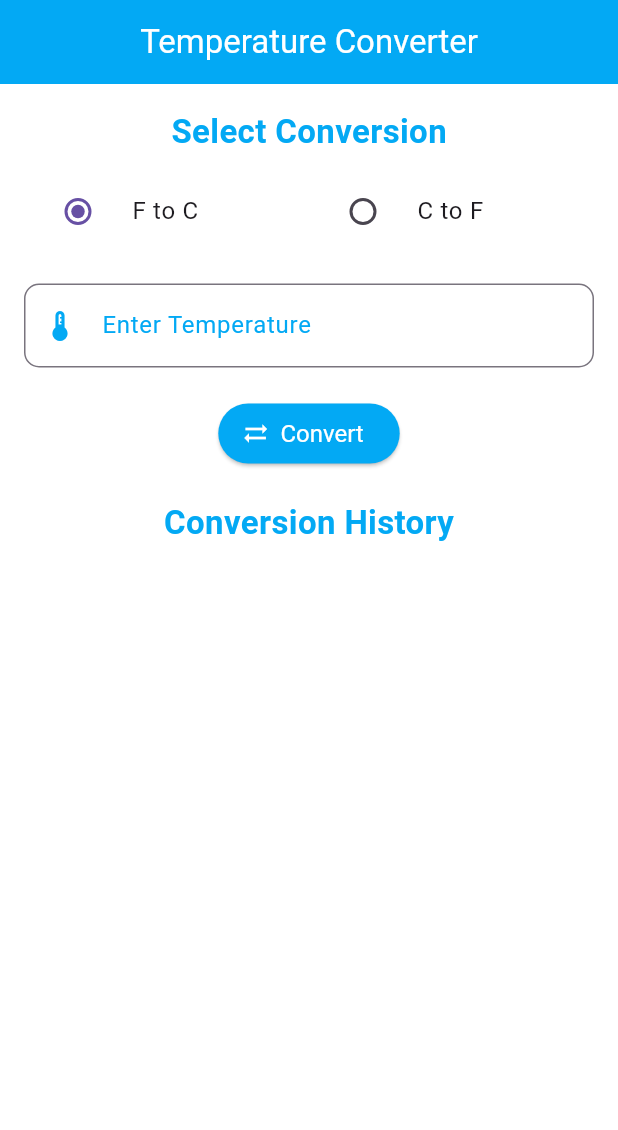
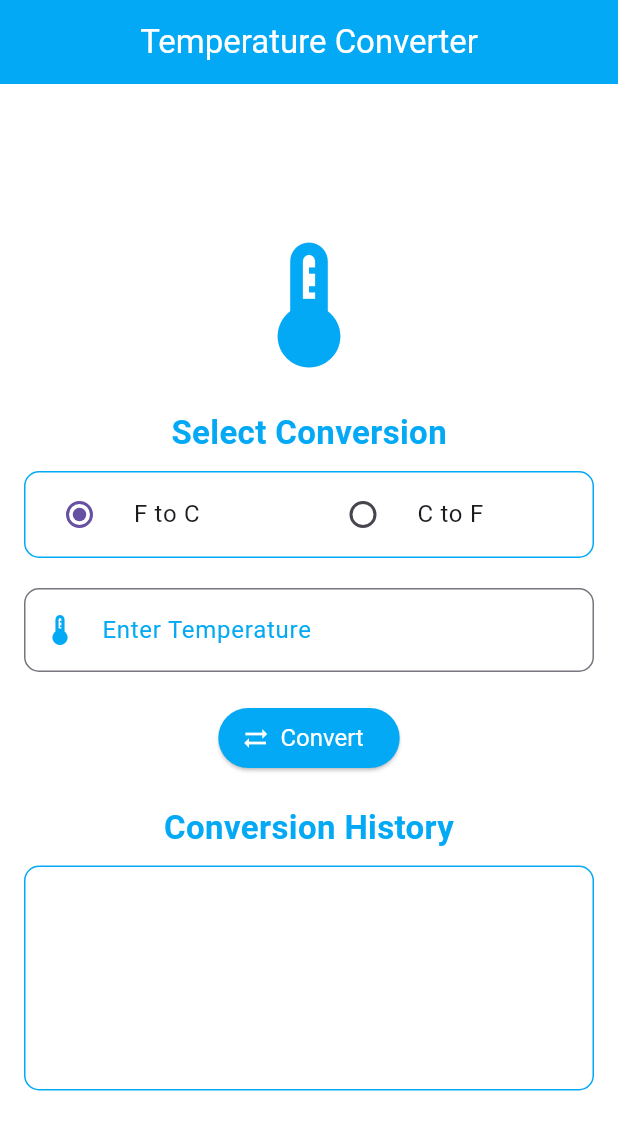
Before and after one commit to charite-uwatwembi/Flutter_temperatureConvert, a Flutter app: the screen it shows after launch, on a phone screen of 412 x 824 dp. Shown: the top 1130 px of the screen. Run offline on Flutter 3.47's test engine with Material 3 defaults, Android fonts, the phone set to English and light mode, and no system bars.

Commit message:
temperature converter

```diff
--- a/tempconvert/lib/main.dart
+++ b/tempconvert/lib/main.dart
@@ -66,17 +66,26 @@ class _TempConvertHomeState extends State<TempConvertHome> {
         centerTitle: true,
       ),
       body: Center(
+        child: SingleChildScrollView(
           child: Padding(
             padding: const EdgeInsets.all(16.0),
             child: Column(
+              mainAxisAlignment: MainAxisAlignment.center,
               mainAxisSize: MainAxisSize.min,
               children: [
+                const Icon(Icons.thermostat, size: 100, color: Colors.lightBlue),
+                const SizedBox(height: 20),
                 const Text(
                   'Select Conversion',
                   style: TextStyle(fontSize: 22, fontWeight: FontWeight.bold, color: Colors.lightBlue),
                 ),
                 const SizedBox(height: 10),
-              Row(
+                Container(
+                  decoration: BoxDecoration(
+                    borderRadius: BorderRadius.circular(10),
+                    border: Border.all(color: Colors.lightBlue),
+                  ),
+                  child: Row(
                     mainAxisAlignment: MainAxisAlignment.center,
                     children: [
                       Expanded(
@@ -104,6 +113,7 @@ class _TempConvertHomeState extends State<TempConvertHome> {
                         ),
                       ),
                     ],
+                  ),
                 ),
                 const SizedBox(height: 20),
                 TextField(
@@ -147,7 +157,12 @@ class _TempConvertHomeState extends State<TempConvertHome> {
                   style: TextStyle(fontSize: 22, fontWeight: FontWeight.bold, color: Colors.lightBlue),
                 ),
                 const SizedBox(height: 10),
-              Expanded(
+                Container(
+                  height: 150, // Fixed height for the history list
+                  decoration: BoxDecoration(
+                    borderRadius: BorderRadius.circular(10),
+                    border: Border.all(color: Colors.lightBlue),
+                  ),
                   child: ListView.builder(
                     itemCount: _history.length,
                     itemBuilder: (context, index) {
@@ -165,6 +180,7 @@ class _TempConvertHomeState extends State<TempConvertHome> {
             ),
           ),
         ),
+      ),
     );
   }
 }
```
Lines whose indentation alone changed are shown as unchanged.
